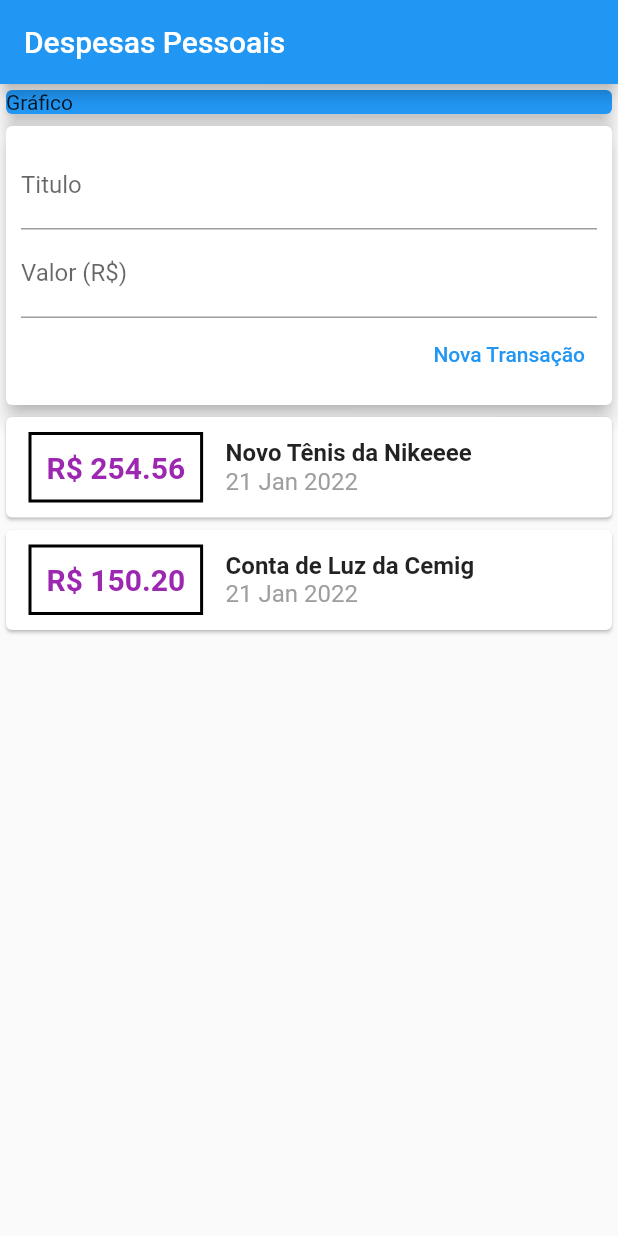
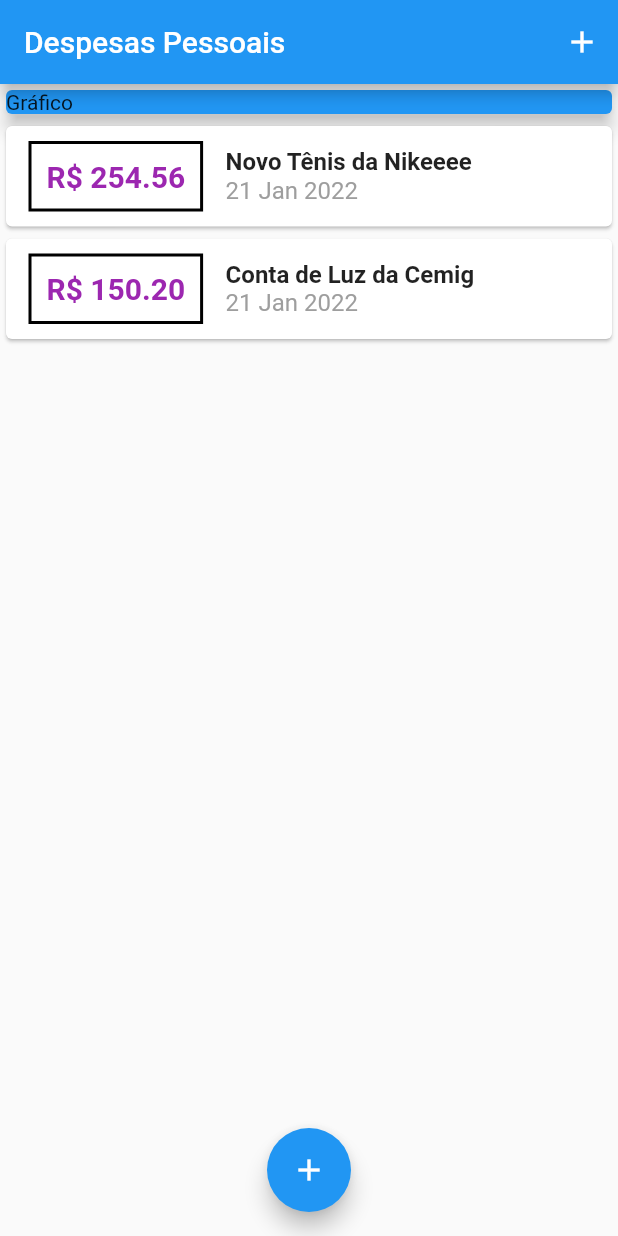
Before and after one commit to JoaoPauloPrata/depesas, a Flutter app: the screen it shows after launch, on a phone screen of 412 x 824 dp. Run offline on Flutter 3.47's test engine with Material 2 defaults, Android fonts, the phone set to English and light mode, and no system bars.

```diff
--- a/expenses/lib/components/transaction_user.dart
+++ /dev/null
@@ -1,48 +0,0 @@
-import 'dart:math';
-
-import 'package:flutter/cupertino.dart';
-import 'transaction_form.dart';
-import 'transaction_list.dart';
-import '../model/transaction.dart';
-
-class TransactionUser extends StatefulWidget {
-  TransactionUser();
-
-  @override
-  _TransactionUserState createState() => _TransactionUserState();
-}
-
-class _TransactionUserState extends State<TransactionUser> {
-  final _transactions_ = [
-    Transaction(
-        id: 't1',
-        title: 'Novo Tênis da Nikeeee',
-        value: 254.56,
-        date: DateTime.now()),
-    Transaction(
-        id: 't2',
-        title: 'Conta de Luz da Cemig',
-        value: 150.2,
-        date: DateTime.now()),
-  ];
-  _addTransaction(String title, double value) {
-    final newTransaction = Transaction(
-        id: Random().nextDouble().toString(),
-        title: title,
-        value: value,
-        date: DateTime.now());
-    setState(() {
-      _transactions_.add(newTransaction);
-    });
-  }
-
-  @override
-  Widget build(BuildContext context) {
-    return Column(
-      children: [
-        TransactionForm(_addTransaction),
-        TransactionList(_transactions_),
-      ],
-    );
-  }
-}
--- a/expenses/lib/main.dart
+++ b/expenses/lib/main.dart
@@ -1,10 +1,14 @@
 // ignore_for_file: avoid_unnecessary_containers
 
-import 'package:expenses/components/transaction_user.dart';
+import 'dart:math';
 
+import 'package:expenses/components/transaction_form.dart';
 import 'package:flutter/cupertino.dart';
 import 'package:flutter/material.dart';
 import 'package:intl/intl.dart';
+
+import 'components/transaction_list.dart';
+import 'model/transaction.dart';
 
 main() => runApp(ExpensesApp());
 
@@ -18,29 +22,73 @@ class ExpensesApp extends StatelessWidget {
   }
 }
 
-class MyHomePage extends StatelessWidget {
+class MyHomePage extends StatefulWidget {
   MyHomePage();
+
+  @override
+  State<MyHomePage> createState() => _MyHomePageState();
+}
+
+class _MyHomePageState extends State<MyHomePage> {
+  final _transactions_ = [
+    Transaction(
+        id: 't1',
+        title: 'Novo Tênis da Nikeeee',
+        value: 254.56,
+        date: DateTime.now()),
+    Transaction(
+        id: 't2',
+        title: 'Conta de Luz da Cemig',
+        value: 150.2,
+        date: DateTime.now()),
+  ];
+  _addTransaction(String title, double value) {
+    final newTransaction = Transaction(
+        id: Random().nextDouble().toString(),
+        title: title,
+        value: value,
+        date: DateTime.now());
+    setState(() {
+      _transactions_.add(newTransaction);
+    });
+  }
+
+  _openTransactionFormModal(BuildContext context) {
+    showModalBottomSheet(
+        context: context,
+        builder: (_) {
+          return TransactionForm(_addTransaction);
+        });
+  }
 
   @override
   Widget build(BuildContext context) {
     return Scaffold(
       appBar: AppBar(
+        actions: [
+          IconButton(
+              onPressed: () => _openTransactionFormModal(context),
+              icon: Icon(Icons.add))
+        ],
         title: const Text('Despesas Pessoais'),
       ),
       body: SingleChildScrollView(
-        child: Column(
-          crossAxisAlignment: CrossAxisAlignment.stretch,
-          children: [
+        child:
+            Column(crossAxisAlignment: CrossAxisAlignment.stretch, children: [
           Container(
               child: Card(
             elevation: 5,
             color: Colors.blue,
             child: Text('Gráfico'),
           )),
-            TransactionUser()
-          ],
+          TransactionList(_transactions_),
+        ]),
       ),
+      floatingActionButton: FloatingActionButton(
+        child: Icon(Icons.add),
+        onPressed: () => _openTransactionFormModal(context),
       ),
+      floatingActionButtonLocation: FloatingActionButtonLocation.centerFloat,
     );
   }
 }
```
Also changed, not shown: expenses/lib/components/transaction_form.dart (+24 -11 lines). Lines whose indentation alone changed are shown as unchanged.
